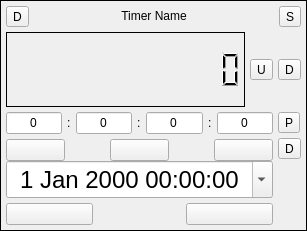
Before: the Qt Designer form src/ui/AshmanixTimer.ui in ashmanix/obs-plugin-countdown, drawn with Qt 5.
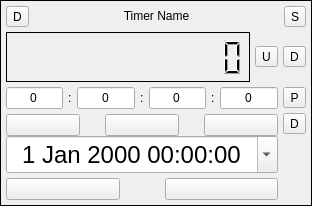
After: the same form once the commit is applied.

Commit message: Fixed button spacing and issue with side borders

What changed in the file:
```diff
--- a/src/ui/AshmanixTimer.ui
+++ b/src/ui/AshmanixTimer.ui
@@ -6,8 +6,8 @@
    <rect>
     <x>0</x>
     <y>0</y>
-    <width>302</width>
-    <height>231</height>
+    <width>312</width>
+    <height>206</height>
    </rect>
   </property>
   <property name="windowTitle">
@@ -371,9 +371,12 @@
                       <property name="orientation">
                        <enum>Qt::Horizontal</enum>
                       </property>
+                      <property name="sizeType">
+                       <enum>QSizePolicy::Maximum</enum>
+                      </property>
                       <property name="sizeHint" stdset="0">
                        <size>
-                        <width>40</width>
+                        <width>20</width>
                         <height>20</height>
                        </size>
                       </property>
@@ -403,9 +406,12 @@
                       <property name="orientation">
                        <enum>Qt::Horizontal</enum>
                       </property>
+                      <property name="sizeType">
+                       <enum>QSizePolicy::Maximum</enum>
+                      </property>
                       <property name="sizeHint" stdset="0">
                        <size>
-                        <width>40</width>
+                        <width>20</width>
                         <height>20</height>
                        </size>
                       </property>
@@ -495,14 +501,14 @@
                     <item>
                      <widget class="QPushButton" name="toTimeStopButton">
                       <property name="sizePolicy">
-                       <sizepolicy hsizetype="MinimumExpanding" vsizetype="MinimumExpanding">
+                       <sizepolicy hsizetype="Minimum" vsizetype="MinimumExpanding">
                         <horstretch>0</horstretch>
                         <verstretch>0</verstretch>
                        </sizepolicy>
                       </property>
                       <property name="minimumSize">
                        <size>
-                        <width>80</width>
+                        <width>0</width>
                         <height>0</height>
                        </size>
                       </property>
@@ -516,6 +522,9 @@
                       <property name="orientation">
                        <enum>Qt::Horizontal</enum>
                       </property>
+                      <property name="sizeType">
+                       <enum>QSizePolicy::Minimum</enum>
+                      </property>
                       <property name="sizeHint" stdset="0">
                        <size>
                         <width>40</width>
@@ -527,14 +536,14 @@
                     <item>
                      <widget class="QPushButton" name="toTimePlayButton">
                       <property name="sizePolicy">
-                       <sizepolicy hsizetype="MinimumExpanding" vsizetype="Fixed">
+                       <sizepolicy hsizetype="Minimum" vsizetype="Fixed">
                         <horstretch>0</horstretch>
                         <verstretch>0</verstretch>
                        </sizepolicy>
                       </property>
                       <property name="minimumSize">
                        <size>
-                        <width>80</width>
+                        <width>0</width>
                         <height>0</height>
                        </size>
                       </property>
@@ -561,6 +570,12 @@
               </property>
               <item>
                <widget class="QToolButton" name="periodToolButton">
+                <property name="sizePolicy">
+                 <sizepolicy hsizetype="Minimum" vsizetype="Minimum">
+                  <horstretch>0</horstretch>
+                  <verstretch>0</verstretch>
+                 </sizepolicy>
+                </property>
                 <property name="text">
                  <string>P</string>
                 </property>
@@ -571,6 +586,12 @@
               </item>
               <item>
                <widget class="QToolButton" name="datetimeToolButton">
+                <property name="sizePolicy">
+                 <sizepolicy hsizetype="Minimum" vsizetype="Minimum">
+                  <horstretch>0</horstretch>
+                  <verstretch>0</verstretch>
+                 </sizepolicy>
+                </property>
                 <property name="text">
                  <string>D</string>
                 </property>
```
Left out of the diff: 1 changed line with no effect on the pictures. The commit also changes 3 other files.
